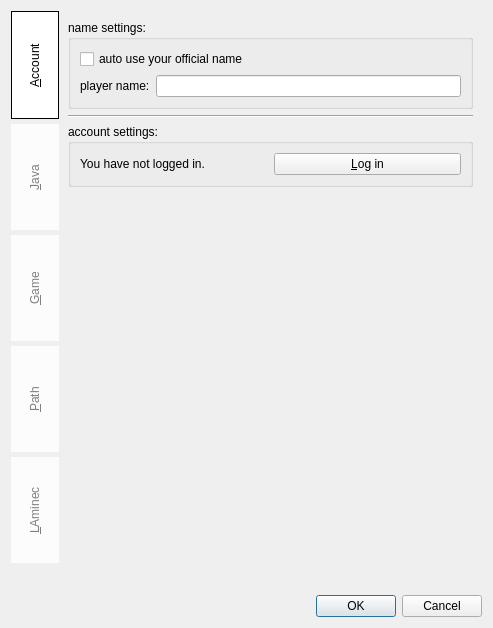
The window that Kaminec/UI/preference.ui (kaniol-lck/Kaminec) describes before a commit, drawn with Qt 5.
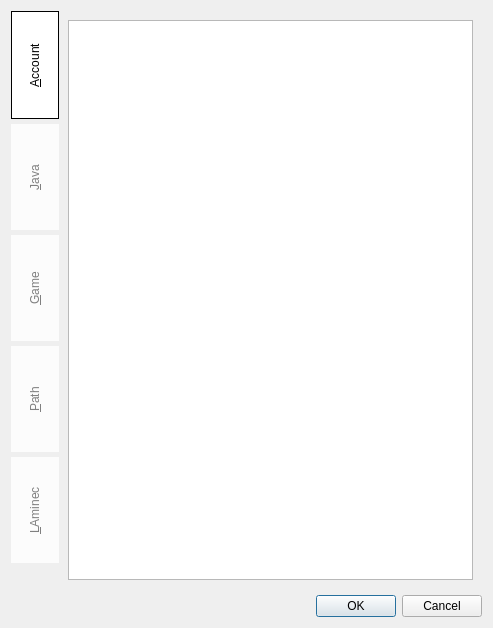
The same window after the commit.

```diff
--- a/Kaminec/UI/preference.ui
+++ b/Kaminec/UI/preference.ui
@@ -65,84 +65,7 @@
       </attribute>
       <layout class="QGridLayout" name="gridLayout_16">
        <item row="0" column="0">
-        <widget class="QGroupBox" name="groupBox_3">
-         <property name="title">
-          <string>name settings:</string>
-         </property>
-         <layout class="QGridLayout" name="gridLayout_4">
-          <item row="0" column="0">
-           <widget class="QCheckBox" name="autoName_cb">
-            <property name="text">
-             <string>auto use your official name</string>
-            </property>
-           </widget>
-          </item>
-          <item row="1" column="0">
-           <layout class="QHBoxLayout" name="horizontalLayout_7">
-            <item>
-             <widget class="QLabel" name="playerName_label">
-              <property name="text">
-               <string>player name:</string>
-              </property>
-              <property name="buddy">
-               <cstring>playerName_le</cstring>
-              </property>
-             </widget>
-            </item>
-            <item>
-             <widget class="QLineEdit" name="playerName_le"/>
-            </item>
-           </layout>
-          </item>
-         </layout>
-        </widget>
-       </item>
-       <item row="1" column="0">
-        <widget class="Line" name="line">
-         <property name="orientation">
-          <enum>Qt::Horizontal</enum>
-         </property>
-        </widget>
-       </item>
-       <item row="2" column="0">
-        <widget class="QGroupBox" name="groupBox_4">
-         <property name="title">
-          <string>account settings:</string>
-         </property>
-         <layout class="QGridLayout" name="gridLayout_6">
-          <item row="0" column="0">
-           <layout class="QHBoxLayout" name="horizontalLayout_8">
-            <item>
-             <widget class="QLabel" name="logName_label">
-              <property name="text">
-               <string>You have not logged in.</string>
-              </property>
-             </widget>
-            </item>
-            <item>
-             <widget class="QPushButton" name="login_pb">
-              <property name="text">
-               <string>&amp;Log in</string>
-              </property>
-             </widget>
-            </item>
-           </layout>
-          </item>
-         </layout>
-        </widget>
-       </item>
-       <item row="3" column="0">
-        <spacer name="verticalSpacer_2">
-         <property name="orientation">
-          <enum>Qt::Vertical</enum>
-         </property>
-         <property name="sizeHint" stdset="0">
-          <size>
-           <width>20</width>
-           <height>250</height>
-          </size>
-         </property>
-        </spacer>
+        <widget class="QListView" name="listView"/>
        </item>
       </layout>
      </widget>
```
